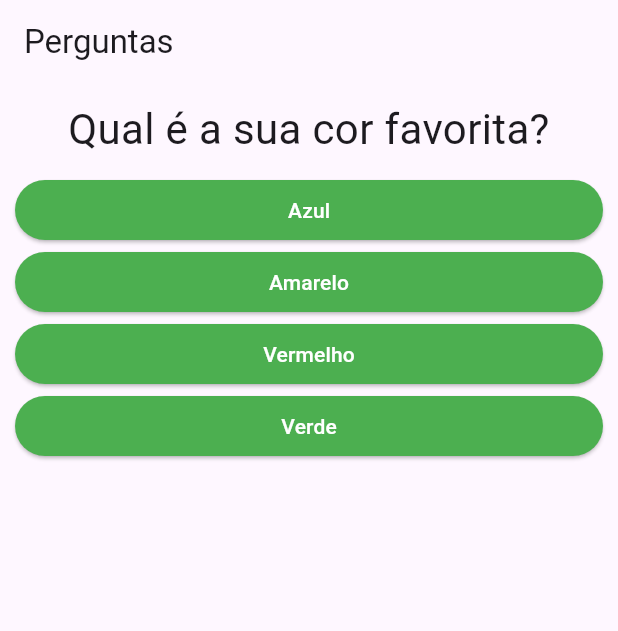
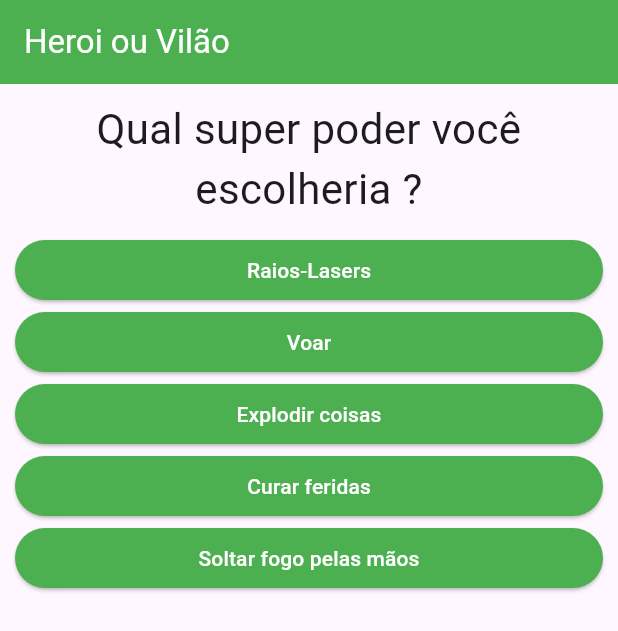
Before and after one commit to Eduardokopp/Flutter-Questionario, a Flutter app: the screen it shows after launch, on a phone screen of 412 x 824 dp. Shown: the top 631 px of the screen. Run offline on Flutter 3.47's test engine with Material 3 defaults, Android fonts, the phone set to English and light mode, and no system bars.

Commit message:
Finalização do projeto

```diff
--- /dev/null
+++ b/lib/data.dart
@@ -0,0 +1,48 @@
+const List<Map<String, Object>> perguntasData = [
+  {
+    'question': 'Qual super poder você escolheria ?',
+    'options': [
+      {"name": "Raios-Lasers", "alias": "A"},
+      {"name": "Voar", "alias": "B"},
+      {"name": "Explodir coisas", "alias": "A"},
+      {"name": "Curar feridas", "alias": "B"},
+      {"name": "Soltar fogo pelas mãos", "alias": "A"}
+    ]
+  },
+  {
+    "question": "Quem você salvaria primeiro ?",
+    "options": [
+      {"name": "Crianças", "alias": "A"},
+      {"name": "Idosos", "alias": "A"},
+      {"name": "Não saberia escolher", "alias": "B"}
+    ]
+  },
+  {
+    "question": "Qual a sua maior preocupação ao enfretar outro super ser ?",
+    "options": [
+      {"name": "Não destruir prédios", "alias": "B"},
+      {"name": "Socar a cara do inimigo", "alias": "A"},
+      {"name": "Não sujar meu traje", "alias": "A"},
+      {"name": "Não deixar ninguém se ferir", "alias": "B"}
+    ]
+  },
+  {
+    "question": "Qual o seu maior foco ?",
+    "options": [
+      {"name": "Ficar rico com poderes", "alias": "A"},
+      {"name": "Salvar a cidade", "alias": "B"}
+    ]
+  },
+  {
+    "question": "Qual o seu apelido de super ser ?",
+    "options": [
+      {"name": "O Terrivel", "alias": "A"},
+      {"name": "Amigo da vizinhança", "alias": "B"}
+    ]
+  }
+];
+
+const List results = [
+  {"A": "Você muito provavelmente seria um super vilão!"},
+  {"B": "Você muito provavelmente seria um super Herói!"}
+];
--- a/lib/main.dart
+++ b/lib/main.dart
@@ -1,6 +1,7 @@
 import 'package:flutter/material.dart';
-import 'package:projeto_perguntas/resposta.dart';
-import './questao.dart';
+import 'package:projeto_perguntas/data.dart';
+import 'package:projeto_perguntas/questionario.dart';
+import 'package:projeto_perguntas/resultado.dart';
 
 main() {
   runApp(new PerguntaApp());
@@ -8,52 +9,54 @@ main() {
 
 class _PerguntaAppState extends State<PerguntaApp> {
   var _perguntaSelecionada = 0;
+  var _pontuacaoTotal = [];
+  final List<Map<String, Object>> _perguntas = perguntasData;
+  void _responder(String pontuacao) {
+    if (temPerguntaSelecionada) {
+      setState(() {
+        _perguntaSelecionada++;
+        _pontuacaoTotal.add(pontuacao);
+        print(_pontuacaoTotal);
+      });
+    }
+  }
 
-  void _responder() {
+  void reiniciarQuestionario() {
     setState(() {
-      _perguntaSelecionada++;
+      _perguntaSelecionada = 0;
+      _pontuacaoTotal = [];
     });
-    print(_perguntaSelecionada);
+  }
+
+  bool get temPerguntaSelecionada {
+    return _perguntaSelecionada < _perguntas.length;
   }
 
   @override
   Widget build(BuildContext context) {
-    final List<Map<String, Object>> perguntas = [
-      {
-        'texto': 'Qual é a sua cor favorita?',
-        'respostas': ['Azul', 'Amarelo', 'Vermelho', 'Verde']
-      },
-      {
-        'texto': 'Qual é o seu animal favorito?',
-        'respostas': ['Gato', 'Cachorro', 'Rato', 'Peixe']
-      }
-    ];
-
-    List<Widget> respostas = [];
-    for (String textoResp
-        in perguntas[_perguntaSelecionada].cast()['respostas']) {
-      {
-        respostas.add(Resposta(texto: textoResp, onSelect: _responder));
-      }
-    }
-
     return MaterialApp(
       home: Scaffold(
-        appBar: AppBar(
-          title: const Text('Perguntas'),
-        ),
-        body: Column(
-          children: <Widget>[
-            Questao(texto: perguntas[_perguntaSelecionada]['texto'].toString()),
-            ...respostas
-          ],
-        ),
-      ),
+          appBar: AppBar(
+            title: const Text('Heroi ou Vilão',
+                style: TextStyle(color: Colors.white)),
+            backgroundColor: Colors.green,
+          ),
+          body: temPerguntaSelecionada
+              ? Questionario(
+                  perguntas: _perguntas,
+                  perguntaSelecionada: _perguntaSelecionada,
+                  quandoResponder: _responder)
+              : Resultado(
+                  pontuacao: _pontuacaoTotal,
+                  quandoReiniciarQuestionario: reiniciarQuestionario,
+                )),
     );
   }
 }
 
 class PerguntaApp extends StatefulWidget {
+  const PerguntaApp({super.key});
+
   @override
   _PerguntaAppState createState() {
     return _PerguntaAppState();
--- a/lib/questao.dart
+++ b/lib/questao.dart
@@ -9,10 +9,10 @@ class Questao extends StatelessWidget {
   Widget build(BuildContext context) {
     return Container(
       width: double.infinity,
-      margin: EdgeInsets.all(10),
+      margin: const EdgeInsets.all(10),
       child: Text(
         texto,
-        style: TextStyle(fontSize: 28),
+        style: const TextStyle(fontSize: 28),
         textAlign: TextAlign.center,
       ),
     );
--- /dev/null
+++ b/lib/questionario.dart
@@ -0,0 +1,38 @@
+import 'package:flutter/material.dart';
+import 'package:projeto_perguntas/questao.dart';
+import 'package:projeto_perguntas/resposta.dart';
+
+class Questionario extends StatelessWidget {
+  const Questionario({
+    super.key,
+    required this.perguntas,
+    required this.perguntaSelecionada,
+    required this.quandoResponder,
+  });
+  final List<Map<String, Object>> perguntas;
+  final int perguntaSelecionada;
+  final void Function(String) quandoResponder;
+
+  bool get temPerguntaSelecionada {
+    return perguntaSelecionada < perguntas.length;
+  }
+
+  @override
+  Widget build(BuildContext context) {
+    List<Map<String, Object>> respostas = temPerguntaSelecionada
+        ? perguntas[perguntaSelecionada].cast()['options']
+        : [];
+
+    return Column(
+      children: <Widget>[
+        Questao(texto: perguntas[perguntaSelecionada]['question'].toString()),
+         ...respostas.map((resp) {
+          return Resposta(
+           texto: resp['name'] as String,
+            onSelect: () => quandoResponder(resp['alias'].toString()),
+          );
+        }),
+      ],
+    );
+  }
+}
```
Also changed, not shown: lib/resultado.dart (added, +47 -0 lines), 2 other files.
